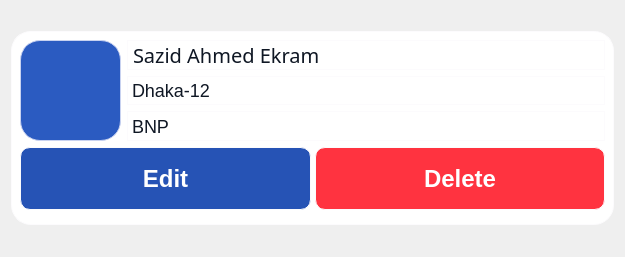
The window that software/CandidateCard.ui (SazidAhmedEkram/smart-evm) describes before a commit, drawn with Qt 5.
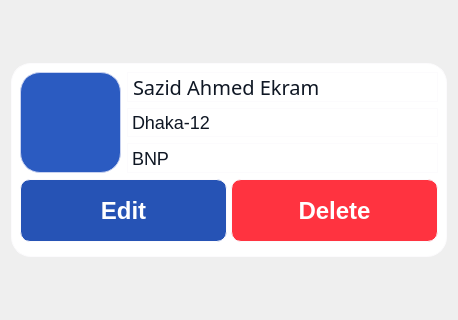
The same window after the commit.

The edit to the form file:
```diff
--- a/software/CandidateCard.ui
+++ b/software/CandidateCard.ui
@@ -6,8 +6,8 @@
    <rect>
     <x>0</x>
     <y>0</y>
-    <width>625</width>
-    <height>257</height>
+    <width>458</width>
+    <height>320</height>
    </rect>
   </property>
   <property name="windowTitle">
@@ -24,7 +24,7 @@
      </property>
      <property name="minimumSize">
       <size>
-       <width>0</width>
+       <width>360</width>
        <height>194</height>
       </size>
      </property>
```
